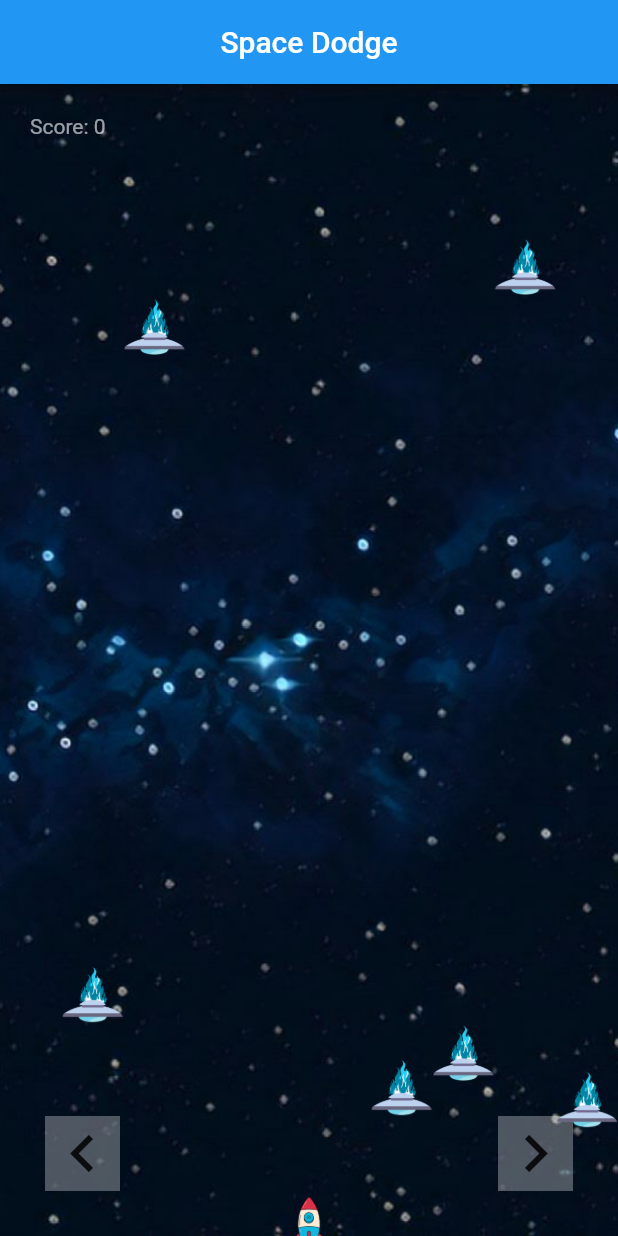
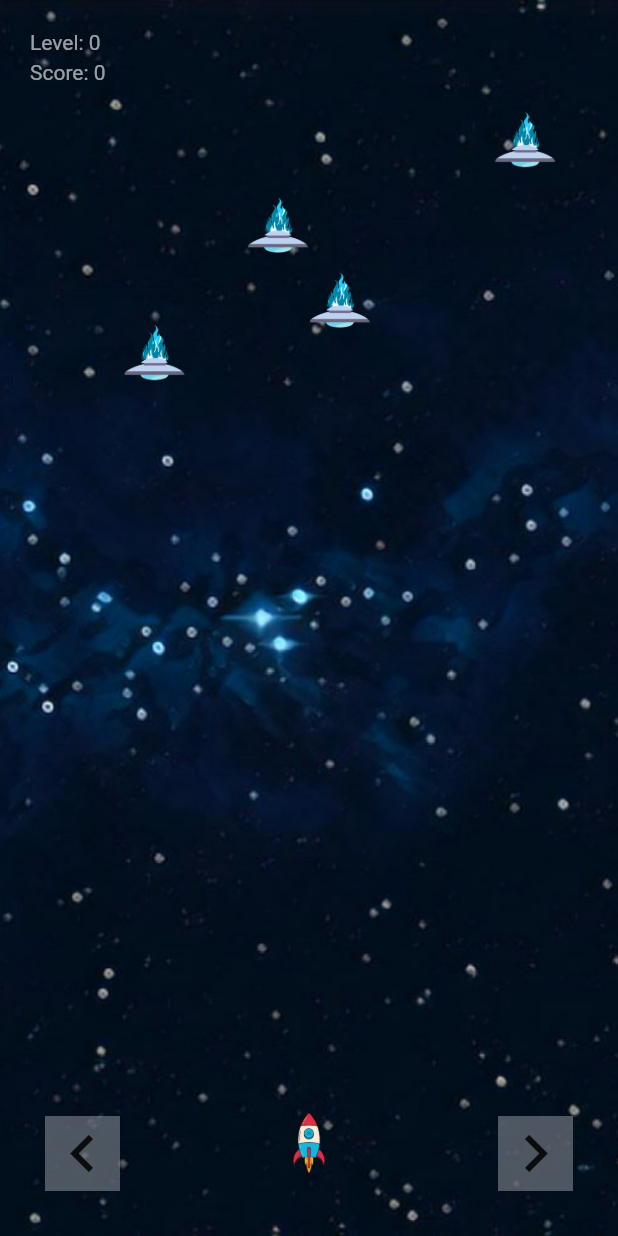
Before and after one commit to TristanGrobler/Space_Dodge, a Flutter app: the screen it shows after launch, after a tap on the "chevron left" icon, on a phone screen of 412 x 824 dp. Run offline on Flutter 3.47's test engine with Material 2 defaults, Android fonts, the phone set to English and light mode, and no system bars; our stand-ins replace rxdart.

Commit message:
App icon and increasing speed for game difficulty.

```diff
--- a/space_dodge/lib/logic.dart
+++ b/space_dodge/lib/logic.dart
@@ -31,6 +31,7 @@ class Logic {
   final _ufo10PositionController = BehaviorSubject<double>();
   final _rocketPositionController = BehaviorSubject<double>();
   final _scoreController = BehaviorSubject<int>();
+  final _levelController = BehaviorSubject<int>();
 
   //Methods to retrieve stream values
   Stream<double> get ufo1Position => _ufo1PositionController.stream;
@@ -45,6 +46,7 @@ class Logic {
   Stream<double> get ufo10Position => _ufo10PositionController.stream;
   Stream<double> get rocketPosition => _rocketPositionController.stream;
   Stream<int> get score => _scoreController.stream;
+  Stream<int> get level => _levelController.stream;
 
   ///Start the game.
   startGame() {
@@ -59,11 +61,13 @@ class Logic {
     _ufo8PositionController.sink.add(getUFOStartPosition());
     _ufo9PositionController.sink.add(getUFOStartPosition());
     _scoreController.sink.add(0);
-    initialiseTimer();
+    _levelController.sink.add(0);
+    initialiseTimer(50);
   }
 
-  initialiseTimer() {
-    everySecond = Timer.periodic(Duration(milliseconds: 50), (Timer t) {
+  initialiseTimer(int milliseconds) {
+    everySecond =
+        Timer.periodic(Duration(milliseconds: milliseconds), (Timer t) {
       _ufo1PositionController.sink.add(
         ufoUpdate(_ufo1PositionController.value, 5, 2),
       );
@@ -97,6 +101,14 @@ class Logic {
         collided = false;
         print('Score zerod');
         _scoreController.sink.add(0);
+        _levelController.sink.add(1);
+        everySecond.cancel();
+        startGame();
+      }
+      if (_scoreController.value / 50 > _levelController.value) {
+        _levelController.sink.add(_levelController.value + 1);
+        everySecond.cancel();
+        initialiseTimer(milliseconds - 5);
       }
     });
   }
--- a/space_dodge/lib/main.dart
+++ b/space_dodge/lib/main.dart
@@ -33,10 +33,6 @@ class _MyAppState extends State<MyApp> {
     width: MediaQuery.of(context).size.width,
     height: MediaQuery.of(context).size.height,
   );
-
-  bool collided = false;
-
-  //int score = 0;
 
   @override
   void dispose() {
@@ -74,8 +70,10 @@ class _MyAppState extends State<MyApp> {
     }
 
     Widget ufoWidget(double? ufo, double leftFactor) {
-      return AnimatedPositioned(
-        top: ufo ?? -100,
+      return ufo == null || ufo < 0
+          ? Container()
+          : AnimatedPositioned(
+              top: ufo,
               left: game.wb() * leftFactor,
               duration: Duration(milliseconds: 50),
               child: SizedBox(
@@ -92,10 +90,6 @@ class _MyAppState extends State<MyApp> {
     //FocusScope.of(context).requestFocus(_focusNode);
 
     return Scaffold(
-      appBar: AppBar(
-        title: Text('Space Dodge'),
-        centerTitle: true,
-      ),
       body: RawKeyboardListener(
         focusNode: _focusNode,
         onKey: _handleKeyEvent,
@@ -104,6 +98,7 @@ class _MyAppState extends State<MyApp> {
             FocusScope.of(context).requestFocus(_focusNode);
             print('grabbed');
           },
+          child: SafeArea(
             child: Stack(
               children: [
                 Container(
@@ -145,7 +140,8 @@ class _MyAppState extends State<MyApp> {
                 StreamBuilder<double>(
                     stream: game.rocketPosition,
                     builder: (context, snapshot) {
-                    return Positioned(
+                      return AnimatedPositioned(
+                        duration: Duration(milliseconds: 50),
                         top: game.hb() * 18,
                         left: snapshot.data == null ? -100 : snapshot.data,
                         child: SizedBox(
@@ -207,6 +203,7 @@ class _MyAppState extends State<MyApp> {
                   stream: game.score,
                   builder: (context, snapshot) {
                     return Positioned(
+                      top: 20.0,
                       child: Padding(
                         padding: const EdgeInsets.all(20.0),
                         child: Text(
@@ -215,8 +212,25 @@ class _MyAppState extends State<MyApp> {
                         ),
                       ),
                     );
-                  })
+                  },
+                ),
+                StreamBuilder<int>(
+                  stream: game.level,
+                  builder: (context, snapshot) {
+                    return Positioned(
+                      top: 0.0,
+                      child: Padding(
+                        padding: const EdgeInsets.all(20.0),
+                        child: Text(
+                          'Level: ${snapshot.data ?? 0}',
+                          style: TextStyle(color: Colors.white60),
+                        ),
+                      ),
+                    );
+                  },
+                ),
               ],
+            ),
           ),
         ),
       ),
```
Also changed, not shown: space_dodge/pubspec.yaml (+109 -0 lines), space_dodge/images/icon.png (added), space_dodge/pubspec.lock, 31 other files. Lines whose indentation alone changed are shown as unchanged.
